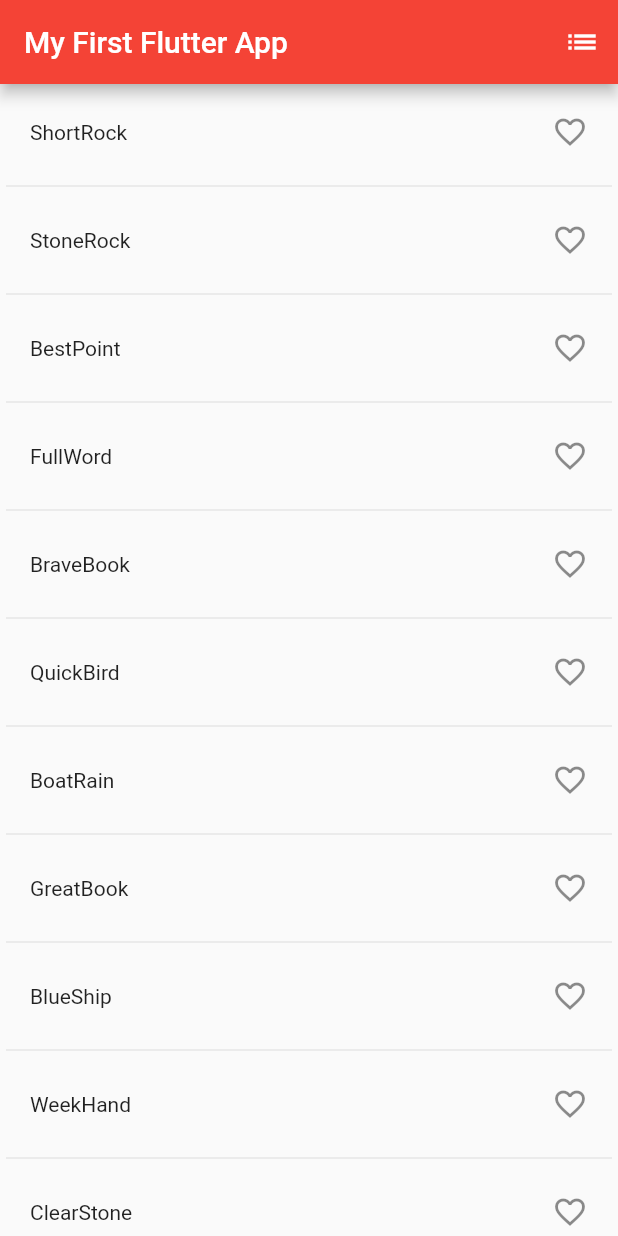
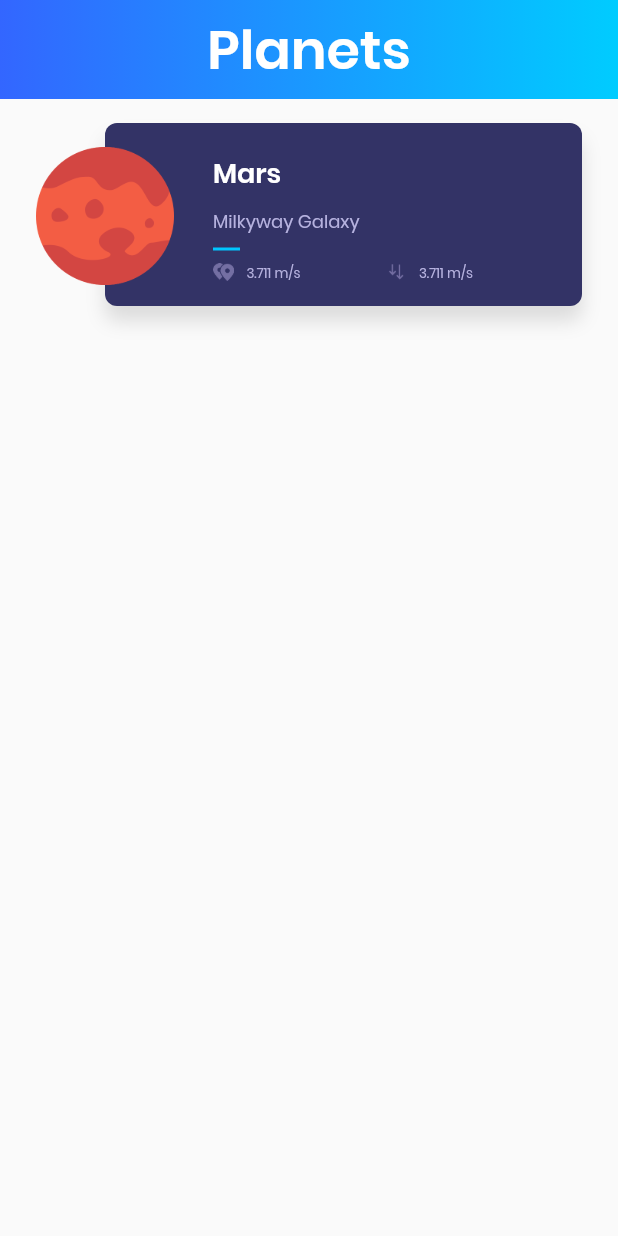
Before and after one commit to KishorAndroid/my_flutter_app, a Flutter app: the screen it shows after launch, on a phone screen of 412 x 824 dp. Run offline on Flutter 3.47's test engine with Material 2 defaults, Android fonts, the phone set to English and light mode, and no system bars.

Commit message:
- learning day 2, planets tutorial https://sergiandreplace.com/planets-flutter-adding-content-to-the-card/

```diff
--- /dev/null
+++ b/lib/HomePageBody.dart
@@ -0,0 +1,11 @@
+import 'package:flutter/material.dart';
+import 'package:vero_news_flutter_app/Planet.dart';
+import 'package:vero_news_flutter_app/PlanetRow.dart';
+
+class HomePageBody extends StatelessWidget {
+  @override
+  Widget build(BuildContext context) {
+    // TODO: implement build
+    return new PlanetRow(planets[0]);
+  }
+}
--- /dev/null
+++ b/lib/Planet.dart
@@ -0,0 +1,68 @@
+
+
+class Planet {
+  final String id;
+  final String name;
+  final String location;
+  final String distance;
+  final String gravity;
+  final String description;
+  final String image;
+  final String picture;
+
+  const Planet({this.id, this.name, this.location, this.distance, this.gravity,
+    this.description, this.image, this.picture});
+}
+
+List<Planet> planets = [
+  const Planet(
+      id: "1",
+      name: "Mars",
+      location: "Milkyway Galaxy",
+      distance: "54.6m Km",
+      gravity: "3.711 m/s ",
+      description: "Mars is the fourth planet from the Sun and the second-smallest planet in the Solar System after Mercury. In English, Mars carries a name of the Roman god of war, and is often referred to as the 'Red Planet' because the reddish iron oxide prevalent on its surface gives it a reddish appearance that is distinctive among the astronomical bodies visible to the naked eye. Mars is a terrestrial planet with a thin atmosphere, having surface features reminiscent both of the impact craters of the Moon and the valleys, deserts, and polar ice caps of Earth.",
+      image: "assets/mars.png",
+      picture: "https://www.nasa.gov/sites/default/files/thumbnails/image/pia21723-16.jpg"
+  ),
+  const Planet(
+      id: "2",
+      name: "Neptune",
+      location: "Milkyway Galaxy",
+      distance: "54.6m Km",
+      gravity: "3.711 m/s ",
+      description: "Neptune is the eighth and farthest known planet from the Sun in the Solar System. In the Solar System, it is the fourth-largest planet by diameter, the third-most-massive planet, and the densest giant planet. Neptune is 17 times the mass of Earth and is slightly more massive than its near-twin Uranus, which is 15 times the mass of Earth and slightly larger than Neptune. Neptune orbits the Sun once every 164.8 years at an average distance of 30.1 astronomical units (4.50×109 km). It is named after the Roman god of the sea and has the astronomical symbol ♆, a stylised version of the god Neptune's trident",
+      image: "assets/neptune.png",
+      picture: "https://www.nasa.gov/sites/default/files/styles/full_width_feature/public/images/110411main_Voyager2_280_yshires.jpg"
+  ),
+  const Planet(
+      id: "3",
+      name: "Moon",
+      location: "Milkyway Galaxy",
+      distance: "54.6m Km",
+      gravity: "3.711 m/s ",
+      description: "The Moon is an astronomical body that orbits planet Earth, being Earth's only permanent natural satellite. It is the fifth-largest natural satellite in the Solar System, and the largest among planetary satellites relative to the size of the planet that it orbits (its primary). Following Jupiter's satellite Io, the Moon is second-densest satellite among those whose densities are known.",
+      image: "assets/moon.png",
+      picture: "https://farm5.staticflickr.com/4086/5052125139_43c31b7012.jpg"
+  ),
+  const Planet(
+      id: "4",
+      name: "Earth",
+      location: "Milkyway Galaxy",
+      distance: "54.6m Km",
+      gravity: "3.711 m/s ",
+      description: "Earth is the third planet from the Sun and the only object in the Universe known to harbor life. According to radiometric dating and other sources of evidence, Earth formed over 4 billion years ago. Earth's gravity interacts with other objects in space, especially the Sun and the Moon, Earth's only natural satellite. Earth revolves around the Sun in 365.26 days, a period known as an Earth year. During this time, Earth rotates about its axis about 366.26 times.",
+      image: "assets/earth.png",
+      picture: "https://www.nasa.gov/sites/default/files/styles/full_width_feature/public/thumbnails/image/iss042e340851_1.jpg"
+  ),
+  const Planet(
+      id: "5",
+      name: "Mercury",
+      location: "Milkyway Galaxy",
+      distance: "54.6m Km",
+      gravity: "3.711 m/s ",
+      description: "Mercury is the smallest and innermost planet in the Solar System. Its orbital period around the Sun of 88 days is the shortest of all the planets in the Solar System. It is named after the Roman deity Mercury, the messenger to the gods.",
+      image: "assets/mercury.png",
+      picture: "https://c1.staticflickr.com/9/8105/8497927473_2845ae671e_b.jpg"
+  ),
+];
--- /dev/null
+++ b/lib/PlanetRow.dart
@@ -0,0 +1,98 @@
+import 'package:flutter/material.dart';
+import 'package:vero_news_flutter_app/Planet.dart';
+
+class PlanetRow extends StatelessWidget {
+  final Planet planet;
+
+  PlanetRow(this.planet);
+
+  @override
+  Widget build(BuildContext context) {
+    final baseTextStyle = const TextStyle(fontFamily: 'Poppins');
+
+    final headerTextStyle = baseTextStyle.copyWith(
+        color: Colors.white, fontSize: 18.0, fontWeight: FontWeight.w600);
+
+    final regularTextStyle = baseTextStyle.copyWith(
+        color: const Color(0xffb6b2df),
+        fontSize: 9.0,
+        fontWeight: FontWeight.w400);
+
+    final subHeaderTextStyle = regularTextStyle.copyWith(fontSize: 12.0);
+
+    Widget _planetValue({String value, String image}) {
+      return new Row(children: <Widget>[
+        new Image.asset(image, height: 12.0),
+        new Container(width: 8.0),
+        new Text(planet.gravity, style: regularTextStyle),
+      ]);
+    }
+
+    final planetThumbnail = new Container(
+      margin: EdgeInsets.symmetric(vertical: 16.0),
+      alignment: FractionalOffset.centerLeft,
+      child: new Image(
+        image: new AssetImage(planet.image),
+        height: 92.0,
+        width: 92.0,
+      ),
+    );
+
+    final planetCard = new Container(
+      margin: new EdgeInsets.only(left: 46.0),
+      padding: new EdgeInsets.fromLTRB(72.0, 16.0, 16.0, 16.0),
+      decoration: new BoxDecoration(
+        color: new Color(0xFF333366),
+        shape: BoxShape.rectangle,
+        borderRadius: new BorderRadius.circular(8.0),
+        boxShadow: <BoxShadow>[
+          new BoxShadow(
+            color: Colors.black12,
+            blurRadius: 10.0,
+            offset: new Offset(0.0, 10.0),
+          ),
+        ],
+      ),
+      child: new Column(
+        crossAxisAlignment: CrossAxisAlignment.start,
+        children: <Widget>[
+          new Container(height: 4.0),
+          new Text(
+            planet.name,
+            style: headerTextStyle,
+          ),
+          new Container(height: 10.0),
+          new Text(planet.location, style: subHeaderTextStyle),
+          new Container(
+              margin: new EdgeInsets.symmetric(vertical: 8.0),
+              height: 2.0,
+              width: 18.0,
+              color: new Color(0xff00c6ff)),
+          new Row(
+            children: <Widget>[
+              new Expanded(
+                  child: _planetValue(
+                      value: planet.distance, image: 'assets/ic_distance.png')),
+              new Expanded(
+                  child: _planetValue(
+                      value: planet.gravity, image: 'assets/ic_gravity.png'))
+            ],
+          )
+        ],
+      ),
+    );
+
+    return new Container(
+      margin: const EdgeInsets.symmetric(
+        vertical: 16.0,
+        horizontal: 24.0,
+      ),
+      child: new Stack(
+        children: <Widget>[
+          planetCard,
+          planetThumbnail,
+        ],
+      ),
+    );
+  }
+}
--- a/lib/main.dart
+++ b/lib/main.dart
@@ -1,5 +1,5 @@
 import 'package:flutter/material.dart';
-import 'package:english_words/english_words.dart';
+import 'package:vero_news_flutter_app/HomePageBody.dart';
 
 void main() => runApp(new MyApp());
 
@@ -9,119 +9,65 @@ class MyApp extends StatelessWidget {
   Widget build(BuildContext context) {
     return MaterialApp(
       title: 'My First Flutter App',
-      theme: new ThemeData(          // Add the 3 lines from here...
+      theme: new ThemeData(
+        // Add the 3 lines from here...
         primaryColor: Colors.red,
       ),
-      home: RandomWords(),
+      home: HomePage(),
     );
   }
 }
 
-class RandomWords extends StatefulWidget {
+class HomePage extends StatelessWidget {
   @override
-  createState() => RandomWordsState();
+  Widget build(BuildContext context) {
+    return new Scaffold(
+        body: new Column(
+      children: <Widget>[
+        new GradientAppBar("Planets"),
+        new HomePageBody(),
+      ],
+    ));
+  }
 }
 
-class RandomWordsState extends State<RandomWords> {
+class GradientAppBar extends StatelessWidget {
+  final String title;
+  final double barHeight = 66.0;
 
-  final _suggestions = <WordPair>[];
-
-  final _biggerFont = const TextStyle(fontSize: 14.0);
-
-  final _saved = Set<WordPair>();
+  GradientAppBar(this.title);
 
   @override
   Widget build(BuildContext context) {
-    return Scaffold(
-      appBar: AppBar(
-        title: Text('My First Flutter App'),
-        actions: <Widget>[
-          new IconButton(icon: const Icon(Icons.list), onPressed: _pushSaved),
-        ],
+
+    final double statusBarHeight = MediaQuery
+        .of(context)
+        .padding
+        .top;
+
+    return new Container(
+      padding: new EdgeInsets.only(top: statusBarHeight),
+      height: statusBarHeight + barHeight,
+      decoration: BoxDecoration(
+          gradient: new LinearGradient(
+              colors: [
+                const Color(0xFF3366FF),
+                const Color(0xFF00CCFF),
+              ],
+              begin: const FractionalOffset(0.0, 0.0),
+          end: const FractionalOffset(1.0, 0.0),
+          stops: [0.0, 1.0],
+          tileMode: TileMode.clamp
       ),
-      body: _buildSuggestions(),
-    );
-  }
-
-  void _pushSaved() {
-    Navigator.of(context).push(
-      new MaterialPageRoute(
-        builder: (BuildContext context) {
-          final Iterable<ListTile> tiles = _saved.map(
-                (WordPair pair) {
-              return new ListTile(
-                title: new Text(
-                  pair.asPascalCase,
-                  style: _biggerFont,
-                ),
-              );
-            },
-          );
-          final List<Widget> divided = ListTile
-              .divideTiles(
-            context: context,
-            tiles: tiles,
-          )
-              .toList();
-          return new Scaffold( // Add 6 lines from here...
-            appBar: new AppBar(
-              title: const Text('Saved Suggestions'),
-            ),
-            body: new ListView(children: divided),
-          );
-        },
+      ),
+      child: new Center(
+        child: new Text(title,
+            style: const TextStyle(
+                color: Colors.white,
+                fontFamily: 'Poppins',
+                fontWeight: FontWeight.w600,
+                fontSize: 36.0)),
       ),
     );
   }
-
-  Widget _buildSuggestions() {
-    return ListView.builder(
-        padding: const EdgeInsets.all(4.0),
-        // The itemBuilder callback is called once per suggested word pairing,
-        // and places each suggestion into a ListTile row.
-        // For even rows, the function adds a ListTile row for the word pairing.
-        // For odd rows, the function adds a Divider widget to visually
-        // separate the entries. Note that the divider may be difficult
-        // to see on smaller devices.
-        itemBuilder: (context, i) {
-          // Add a one-pixel-high divider widget before each row in theListView.
-          if (i.isOdd) return Divider();
-
-          // The syntax "i ~/ 2" divides i by 2 and returns an integer result.
-          // For example: 1, 2, 3, 4, 5 becomes 0, 1, 1, 2, 2.
-          // This calculates the actual number of word pairings in the ListView,
-          // minus the divider widgets.
-          final index = i ~/ 2;
-          // If you've reached the end of the available word pairings...
-          if (index >= _suggestions.length) {
-            // ...then generate 10 more and add them to the suggestions list.
-            _suggestions.addAll(generateWordPairs().take(10));
-          }
-          return _buildRow(_suggestions[index]);
-        }
-    );
-  }
-
-  Widget _buildRow(WordPair pair) {
-    final bool alreadySaved = _saved.contains(pair);
-    return ListTile(
-      title: Text(
-        pair.asPascalCase,
-        style: _biggerFont,
-      ),
-      trailing: new Icon( // Add the lines from here...
-        alreadySaved ? Icons.favorite : Icons.favorite_border,
-        color: alreadySaved ? Colors.red : null,
-      ),
-      onTap: () {
-        setState(() {
-          if (alreadySaved) {
-            _saved.remove(pair);
-          } else {
-            _saved.add(pair);
-          }
-        });
-      },
-    );
-  }
 }
```
Also changed, not shown: pubspec.yaml (+11 -30 lines), assets/Poppins-Regular.ttf (added), assets/Poppins-SemiBold.ttf (added), assets/ic_distance.png (added), assets/ic_gravity.png (added), assets/mars.png (added).
